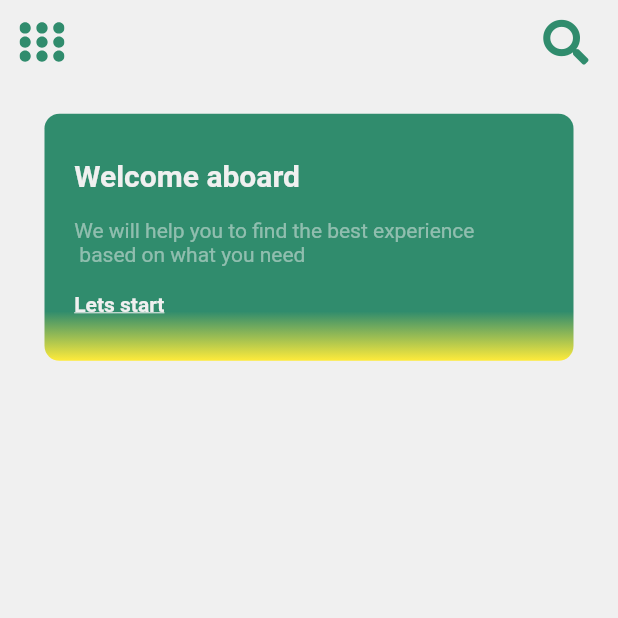
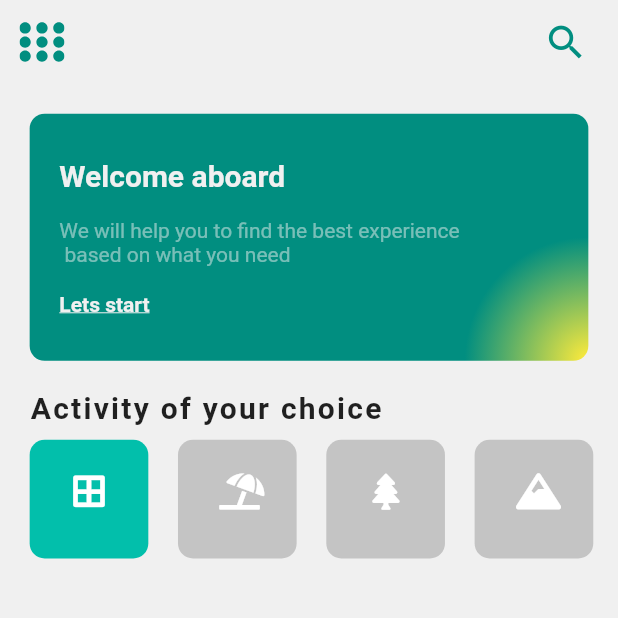
Before and after one commit to yellowswordg/travell_recomendation, a Flutter app: the screen it shows after launch, on a phone screen of 412 x 824 dp, the top half of it. Run offline on Flutter 3.47's test engine with Material 2 defaults, Android fonts, the phone set to English and light mode, and no system bars; our stand-ins replace flutter_svg, font_awesome_flutter.

Commit message:
Implement icon_tile_row UI
Created IconTileRow widget. Due to multiple rebuilds when creating
ListView. Can't implement selecting logic. This widget will be a filter
for different activities. This logic will be implemented in Bloc.

```diff
--- a/lib/data/data.dart
+++ b/lib/data/data.dart
@@ -1,3 +1,4 @@
+import 'package:font_awesome_flutter/font_awesome_flutter.dart';
 import 'package:travell_recomendation/models/models.dart';
 
 final alushtaCityBeach = Activity(
@@ -49,3 +50,11 @@ final sevastopol = Destination(
   activities: [sevastopalBlueLagon, sevastopalPark],
 );
 final List<Destination> destinations = [sevastopol, alushta];
+
+List<IconTile> iconTiles = [
+  IconTile(icon: FontAwesomeIcons.borderAll, lable: 'All'),
+  IconTile(icon: FontAwesomeIcons.umbrellaBeach, lable: 'Beach'),
+  IconTile(icon: FontAwesomeIcons.tree, lable: 'Forest'),
+  IconTile(icon: FontAwesomeIcons.mountain, lable: 'Mountain'),
+  IconTile(icon: FontAwesomeIcons.fish, lable: 'FishingsW'),
+];
--- /dev/null
+++ b/lib/models/icon_tile_model.dart
@@ -0,0 +1,16 @@
+import 'package:flutter/material.dart';
+
+class IconTile {
+  final IconData icon;
+  final String lable;
+  final bool isSelected;
+
+  IconTile({bool isSelected, this.icon, this.lable}) : this.isSelected = false;
+
+  IconTile copyWith(IconData icon, String lable, bool isSelected) {
+    return IconTile(
+        icon: icon ?? this.icon,
+        lable: lable ?? this.lable,
+        isSelected: isSelected ?? this.isSelected);
+  }
+}
--- a/lib/models/models.dart
+++ b/lib/models/models.dart
@@ -1,2 +1,3 @@
 export 'activity_model.dart';
 export 'destination_model.dart';
+export 'icon_tile_model.dart';
--- a/lib/screens/home_screen/home_screen.dart
+++ b/lib/screens/home_screen/home_screen.dart
@@ -1,7 +1,10 @@
 import 'package:flutter/material.dart';
 import 'package:flutter_svg/flutter_svg.dart';
 import 'package:font_awesome_flutter/font_awesome_flutter.dart';
-import 'package:travell_recomendation/screens/home_screen/widgets/help_widgets.dart';
+import 'package:travell_recomendation/data/data.dart';
+import 'package:travell_recomendation/models/models.dart';
+
+import 'package:travell_recomendation/screens/home_screen/widgets/widgets.dart';
 import 'package:travell_recomendation/utils/constants.dart';
 import 'package:travell_recomendation/utils/size_config.dart';
 
@@ -11,18 +14,20 @@ class HomeScreen extends StatefulWidget {
 }
 
 class _HomeScreenState extends State<HomeScreen> {
-  List<IconData> _icons = [
+  List<IconTile> _iconTiles = List.from(iconTiles);
+
+  List _icons = [
     FontAwesomeIcons.borderAll,
     FontAwesomeIcons.umbrellaBeach,
     FontAwesomeIcons.tree,
     FontAwesomeIcons.mountain,
     FontAwesomeIcons.fish,
-    FontAwesomeIcons.addressBook
   ];
   @override
   Widget build(BuildContext context) {
     SizeConfig().init(context);
     double defaultSize = SizeConfig.defaultSize;
+
     return Scaffold(
       backgroundColor: kWhite,
       extendBodyBehindAppBar: true,
@@ -40,7 +45,7 @@ class _HomeScreenState extends State<HomeScreen> {
         ),
         actions: [
           Icon(
-            FontAwesomeIcons.search,
+            Icons.search,
             size: 30,
             color: kGreen,
           ),
@@ -53,10 +58,26 @@ class _HomeScreenState extends State<HomeScreen> {
         child: ListView(
           padding: EdgeInsets.symmetric(
             vertical: defaultSize * 2,
-            horizontal: defaultSize * 3,
           ),
           children: [
-            HelpBanner(defaultSize: defaultSize),
+            Padding(
+              padding: EdgeInsets.symmetric(horizontal: defaultSize * 2),
+              child: HelpBanner(defaultSize: defaultSize),
+            ),
+            SizedBox(
+              height: defaultSize * 2,
+            ),
+            Column(
+              crossAxisAlignment: CrossAxisAlignment.start,
+              children: [
+                CustomTitle(
+                    defaultSize: defaultSize, title: 'Activity of your choice'),
+                IconTileRow(
+                    defaultSize: defaultSize,
+                    icons: _icons,
+                    iconTiles: _iconTiles),
+              ],
+            ),
           ],
         ),
       ),
--- /dev/null
+++ b/lib/screens/home_screen/widgets/custom_tile.dart
@@ -0,0 +1,26 @@
+import 'package:flutter/cupertino.dart';
+
+class CustomTitle extends StatelessWidget {
+  final String title;
+  const CustomTitle({
+    @required this.defaultSize,
+    this.title,
+  });
+
+  final double defaultSize;
+
+  @override
+  Widget build(BuildContext context) {
+    return Padding(
+      padding: EdgeInsets.symmetric(horizontal: defaultSize * 2),
+      child: Text(
+        title,
+        style: TextStyle(
+          fontSize: 20.0,
+          fontWeight: FontWeight.bold,
+          letterSpacing: 1.5,
+        ),
+      ),
+    );
+  }
+}
--- a/lib/screens/home_screen/widgets/help_banner.dart
+++ b/lib/screens/home_screen/widgets/help_banner.dart
@@ -15,11 +15,12 @@ class HelpBanner extends StatelessWidget {
     return Container(
       height: SizeConfig.blockSizeVertical * 20,
       decoration: BoxDecoration(
-        gradient: LinearGradient(
-            colors: [kGreen, Colors.yellow],
-            begin: FractionalOffset.centerRight,
-            end: FractionalOffset.bottomRight,
-            stops: [0.6, 1]),
+        gradient: RadialGradient(
+          colors: [Colors.yellow, kGreen],
+          stops: [0.01, 1],
+          center: Alignment.bottomRight,
+          radius: 0.5,
+        ),
         borderRadius: BorderRadius.circular(10),
       ),
       child: Padding(
--- /dev/null
+++ b/lib/screens/home_screen/widgets/icon_tile_row.dart
@@ -0,0 +1,68 @@
+import 'package:flutter/material.dart';
+import 'package:travell_recomendation/models/models.dart';
+import 'package:travell_recomendation/utils/constants.dart';
+
+// TODO: toggle buttons will be available when Bloc implementes
+class IconTileRow extends StatelessWidget {
+  const IconTileRow({
+    Key key,
+    @required this.defaultSize,
+    @required List icons,
+    @required List<IconTile> iconTiles,
+  })  : _icons = icons,
+        _iconTiles = iconTiles,
+        super(key: key);
+
+  final double defaultSize;
+  final List _icons;
+  final List<IconTile> _iconTiles;
+
+  @override
+  Widget build(BuildContext context) {
+    return Container(
+      height: defaultSize * 10,
+      child: ListView(
+        scrollDirection: Axis.horizontal,
+        children: [
+          ...List.generate(_icons.length, (index) {
+            print(_iconTiles.length);
+            return GestureDetector(
+              onTap: () {},
+              child: Container(
+                margin: EdgeInsets.only(
+                  left: defaultSize * 2,
+                  top: defaultSize,
+                  bottom: defaultSize,
+                ),
+                width: defaultSize * 8,
+                decoration: BoxDecoration(
+                  color: 0 == index ? kIconsCarouselGreen : kIconsCarouselGray,
+                  borderRadius: BorderRadius.circular(10),
+                ),
+                child: Column(
+                  mainAxisAlignment: MainAxisAlignment.center,
+                  children: [
+                    Icon(
+                      _icons[index],
+                      color: Colors.white,
+                    ),
+                    SizedBox(
+                      height: defaultSize,
+                    ),
+                    // Text(
+                    //   _icons[index][1],
+                    //   style: TextStyle(
+                    //     color: Colors.white,
+                    //     fontSize: defaultSize * 1.2,
+                    //   ),
+                    // )
+                  ],
+                ),
+              ),
+            );
+          })
+        ],
+      ),
+    );
+  }
+}
--- /dev/null
+++ b/lib/screens/home_screen/widgets/widgets.dart
@@ -0,0 +1,4 @@
+export 'custom_tile.dart';
+export 'help_banner.dart';
+export 'help_widgets.dart';
+export 'icon_tile_row.dart';
--- a/lib/utils/constants.dart
+++ b/lib/utils/constants.dart
@@ -5,4 +5,6 @@ const kWhite = Color(0xfff0f0f0);
 const kGrey = Color(0xffb7afa3);
 const kBrown = Color(0xffb08457);
 const kTeal = Color(0xff5e9e9a);
-const kGreen = Color(0xff308c6d);
+const kGreen = Color(0xff018e80);
+const kIconsCarouselGreen = Color(0xff02bfab);
+const kIconsCarouselGray = Color(0xffC4C4C4);
```
